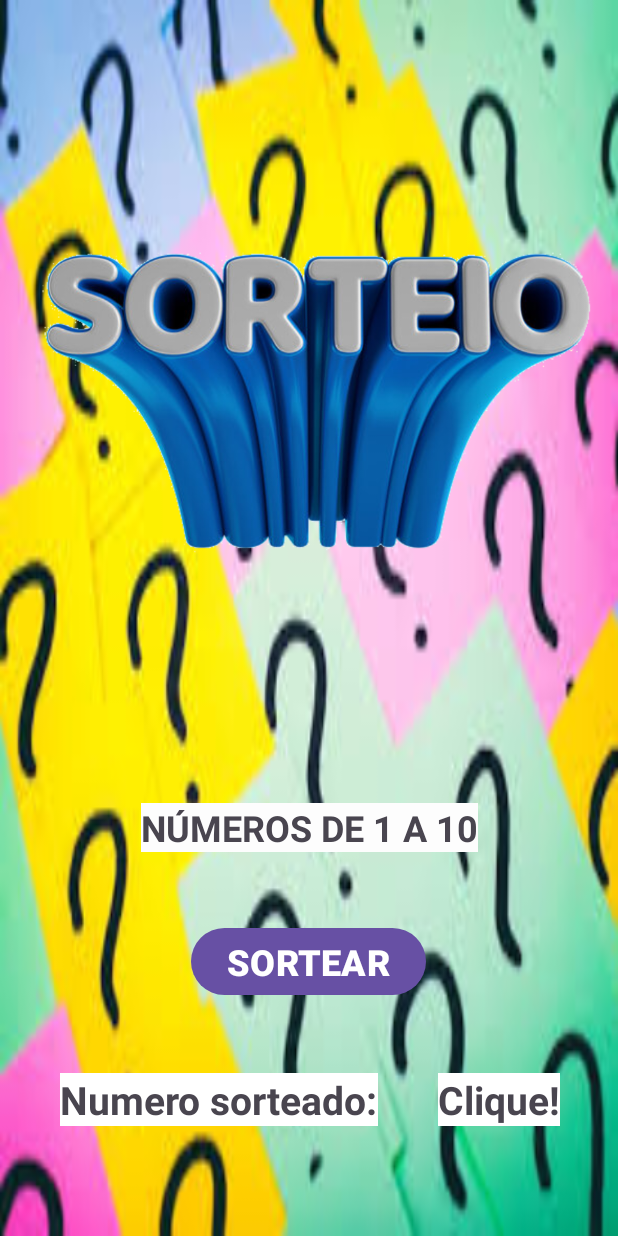
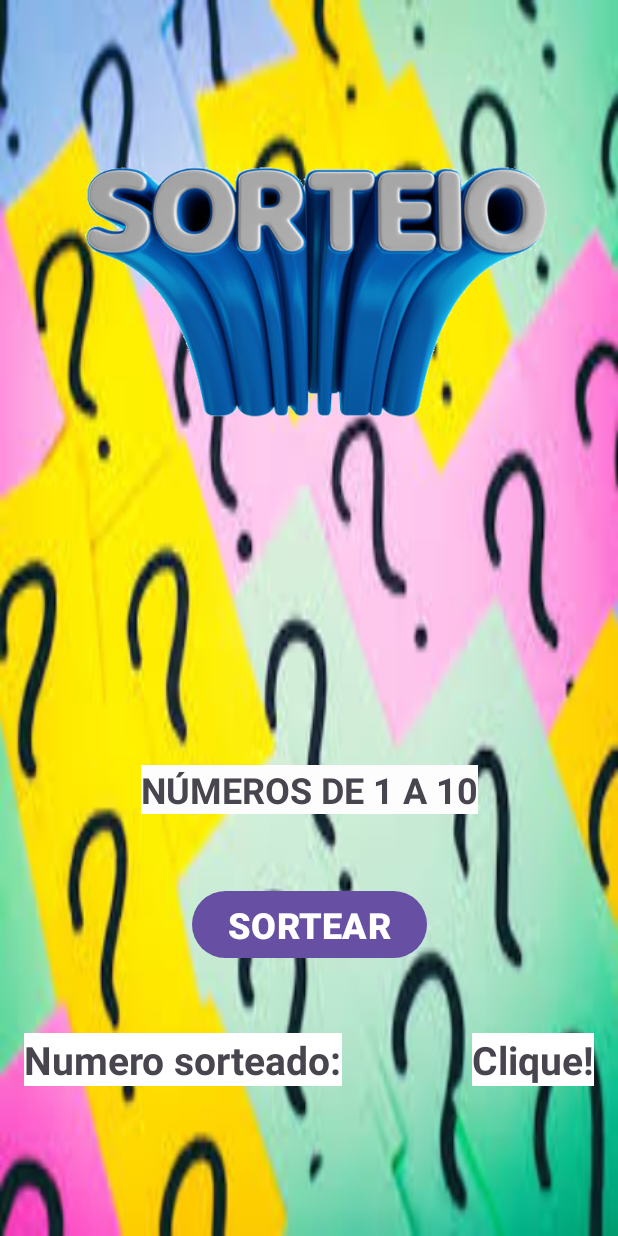
Before and after one commit to gabrel-dias/AndroidStudio, an Android app: the screen it shows after launch (MainActivity), on a phone screen of 412 x 824 dp. Run offline under Robolectric (Android 15) with nearby library versions, the phone set to English and light mode, and no system bars.

Commit message:
constraints arrumadas

```diff
--- a/SorteandoNumero/app/src/main/res/layout/activity_main.xml
+++ b/SorteandoNumero/app/src/main/res/layout/activity_main.xml
@@ -12,67 +12,61 @@
         android:id="@+id/txtPrograma"
         android:layout_width="wrap_content"
         android:layout_height="wrap_content"
-        android:layout_marginBottom="41dp"
+        android:layout_marginBottom="47dp"
         android:background="#FDFDFD"
         android:text="NÚMEROS DE 1 A 10"
         android:textSize="24sp"
         android:textStyle="bold"
         app:layout_constraintBottom_toTopOf="@+id/botaoSortearNumero"
         app:layout_constraintEnd_toEndOf="parent"
-        app:layout_constraintStart_toStartOf="parent"
-        app:layout_constraintTop_toBottomOf="@+id/imageView5" />
+        app:layout_constraintStart_toStartOf="parent" />
 
     <TextView
         android:id="@+id/txtQualNumero"
         android:layout_width="wrap_content"
         android:layout_height="wrap_content"
-        android:layout_marginStart="1dp"
-        android:layout_marginEnd="2dp"
+        android:layout_marginStart="16dp"
         android:background="#FFFFFF"
         android:text="Numero sorteado:"
         android:textSize="26sp"
         android:textStyle="bold"
-        app:layout_constraintBaseline_toBaselineOf="@+id/txtNumeroSorteado"
-        app:layout_constraintEnd_toStartOf="@+id/txtNumeroSorteado"
-        app:layout_constraintStart_toStartOf="parent" />
+        app:layout_constraintBottom_toBottomOf="@+id/txtNumeroSorteado"
+        app:layout_constraintStart_toStartOf="parent"
+        app:layout_constraintTop_toTopOf="@+id/txtNumeroSorteado" />
 
     <Button
         android:id="@+id/botaoSortearNumero"
         android:layout_width="wrap_content"
         android:layout_height="wrap_content"
-        android:layout_marginEnd="8dp"
-        android:layout_marginBottom="42dp"
+        android:layout_marginStart="34dp"
+        android:layout_marginBottom="46dp"
         android:onClick="sortearNumero"
         android:text="SORTEAR"
         android:textSize="24sp"
         android:textStyle="bold"
-        app:layout_constraintBottom_toTopOf="@+id/txtNumeroSorteado"
-        app:layout_constraintEnd_toStartOf="@+id/txtNumeroSorteado"
-        app:layout_constraintTop_toBottomOf="@+id/txtPrograma" />
+        app:layout_constraintBottom_toTopOf="@+id/txtQualNumero"
+        app:layout_constraintStart_toStartOf="@+id/txtPrograma" />
 
     <TextView
         android:id="@+id/txtNumeroSorteado"
         android:layout_width="wrap_content"
         android:layout_height="wrap_content"
-        android:layout_marginBottom="68dp"
+        android:layout_marginEnd="16dp"
+        android:layout_marginBottom="100dp"
         android:background="#FFFFFF"
         android:text="Clique!"
         android:textSize="26sp"
         android:textStyle="bold"
         app:layout_constraintBottom_toBottomOf="parent"
-        app:layout_constraintEnd_toEndOf="parent"
-        app:layout_constraintStart_toEndOf="@+id/txtQualNumero"
-        app:layout_constraintTop_toBottomOf="@+id/botaoSortearNumero" />
+        app:layout_constraintEnd_toEndOf="parent" />
 
     <ImageView
         android:id="@+id/imageView5"
-        android:layout_width="402dp"
-        android:layout_height="406dp"
-        android:layout_marginStart="38dp"
-        android:layout_marginTop="46dp"
-        android:layout_marginEnd="38dp"
-        android:layout_marginBottom="72dp"
-        app:layout_constraintBottom_toTopOf="@+id/txtPrograma"
+        android:layout_width="0dp"
+        android:layout_height="335dp"
+        android:layout_marginStart="36dp"
+        android:layout_marginTop="16dp"
+        android:layout_marginEnd="36dp"
         app:layout_constraintEnd_toEndOf="parent"
         app:layout_constraintStart_toStartOf="parent"
         app:layout_constraintTop_toTopOf="parent"
```
